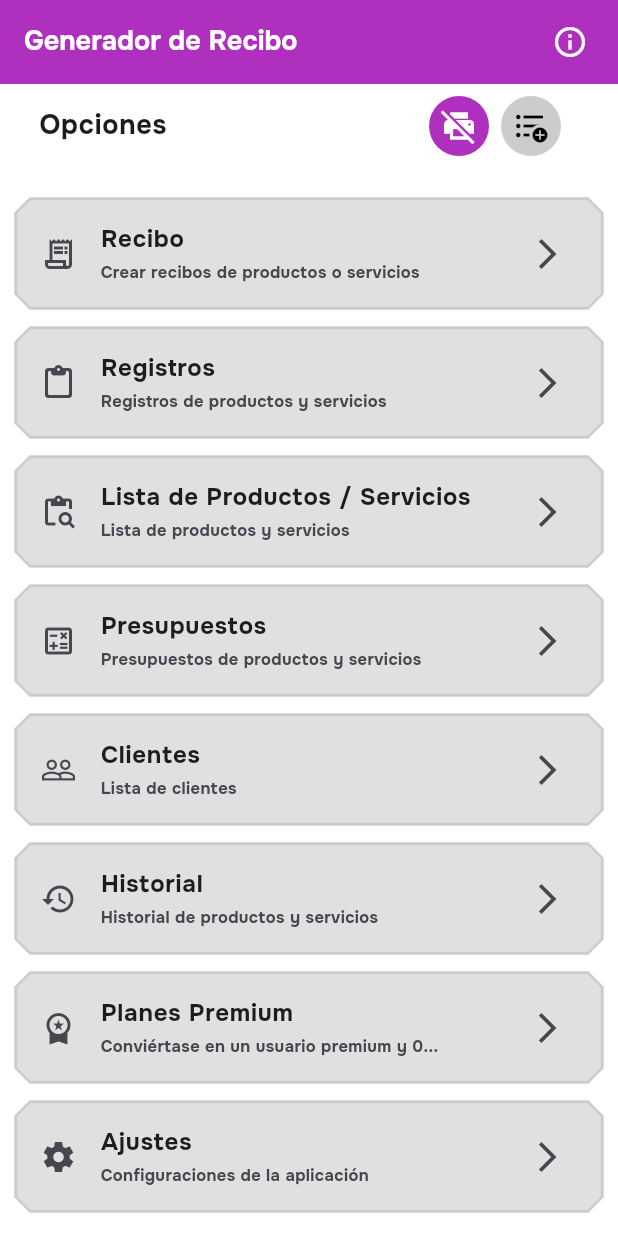
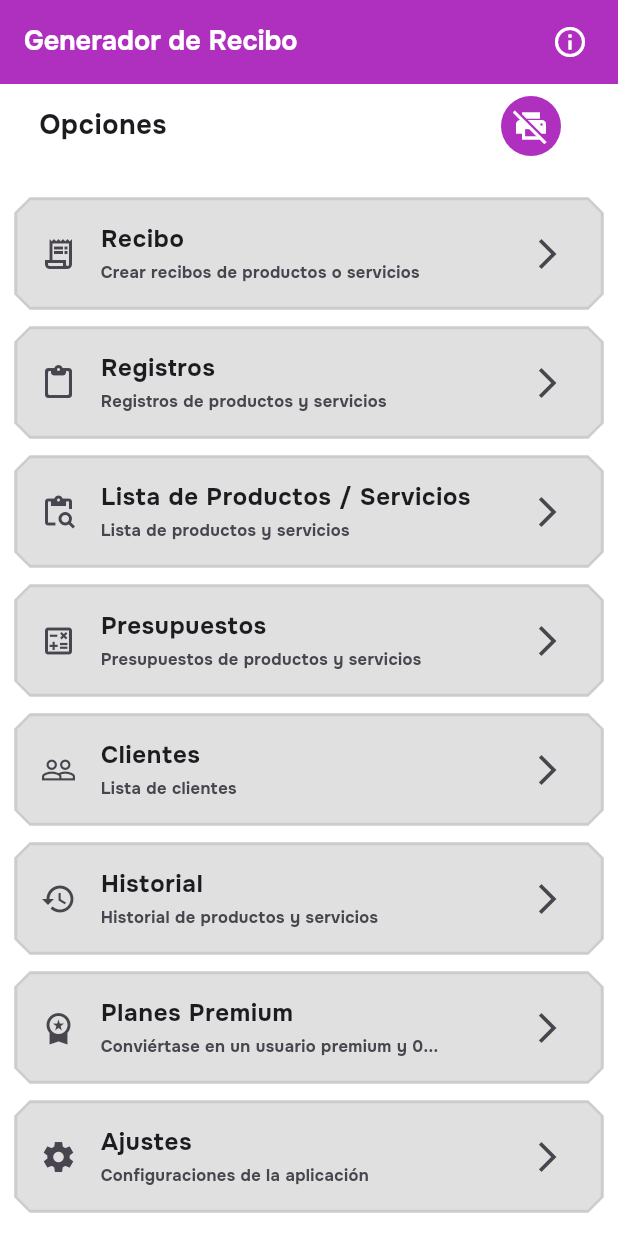
Before and after one commit to HanJian16/Ballots-Template, a Flutter app: the screen it shows after launch, on a phone screen of 412 x 824 dp. Run offline on Flutter 3.47's test engine with Material 3 defaults, Android fonts, the phone set to English and light mode, and no system bars; our stand-ins replace dio, flutter_dotenv, get, get_storage, google_fonts, permission_handler and 2 more; accounts and stored records are empty.

Commit message:
-Eliminar data no utilizada en HomeScreenDataList -Aumentar tamaño de WarningDialog -Comentar parte no utilizada en HeaderHomeScreen -Ajustando paddings a 20

```diff
--- a/frontend/ballots_template_flutter/lib/screens/invoice/invoice_screens.dart
+++ b/frontend/ballots_template_flutter/lib/screens/invoice/invoice_screens.dart
@@ -18,7 +18,7 @@ class InvoiceScreen extends StatelessWidget {
         ),
       ),
       children: Container(
-        padding: const EdgeInsets.all(10),
+        padding: const EdgeInsets.all(20),
         child: Column(
           children: [
             Text(
--- a/frontend/ballots_template_flutter/lib/utils/homescreen_datalist.dart
+++ b/frontend/ballots_template_flutter/lib/utils/homescreen_datalist.dart
@@ -39,24 +39,24 @@ getListTileData() {
         navigateToAnotherScreen(() => Get.toNamed(AppRoutes.invoice), 'Recibo');
       }
     },
-    {
-      'title': 'Recibo del servicio',
-      'subtitle': 'Crear recibo del servicio',
-      'icon': Icons.receipt_rounded,
-      "selected": false,
-      "onTap": () {
-        navigateToAnotherScreen(() {}, 'Recibo del servicio');
-      }
-    },
-    {
-      'title': 'Recibo del producto',
-      'subtitle': 'Crear recibo del producto',
-      'icon': Icons.receipt_rounded,
-      "selected": false,
-      "onTap": () {
-        navigateToAnotherScreen(() {}, 'Recibo del producto');
-      }
-    },
+    // {
+    //   'title': 'Recibo del servicio',
+    //   'subtitle': 'Crear recibo del servicio',
+    //   'icon': Icons.receipt_rounded,
+    //   "selected": false,
+    //   "onTap": () {
+    //     navigateToAnotherScreen(() {}, 'Recibo del servicio');
+    //   }
+    // },
+    // {
+    //   'title': 'Recibo del producto',
+    //   'subtitle': 'Crear recibo del producto',
+    //   'icon': Icons.receipt_rounded,
+    //   "selected": false,
+    //   "onTap": () {
+    //     navigateToAnotherScreen(() {}, 'Recibo del producto');
+    //   }
+    // },
     {
       'title': 'Registros',
       'subtitle': 'Registros de productos y servicios',
@@ -67,51 +67,53 @@ getListTileData() {
             () => Get.toNamed(AppRoutes.registrations), 'Registros');
       }
     },
-    {
-      'title': 'Registro del producto',
-      'subtitle': 'Registrar producto',
-      'icon': Icons.content_paste_go,
-      "selected": false,
-      "onTap": () {
-        navigateToAnotherScreen(() {}, 'Registro del producto');
-      }
-    },
-    {
-      'title': 'Registro de servicio',
-      'subtitle': 'Registrar servicio',
-      'icon': Icons.content_paste_go,
-      "selected": false,
-      "onTap": () {
-        navigateToAnotherScreen(() {}, 'Registro de servicio');
-      }
-    },
+    // {
+    //   'title': 'Registro del producto',
+    //   'subtitle': 'Registrar producto',
+    //   'icon': Icons.content_paste_go,
+    //   "selected": false,
+    //   "onTap": () {
+    //     navigateToAnotherScreen(() {}, 'Registro del producto');
+    //   }
+    // },
+    // {
+    //   'title': 'Registro de servicio',
+    //   'subtitle': 'Registrar servicio',
+    //   'icon': Icons.content_paste_go,
+    //   "selected": false,
+    //   "onTap": () {
+    //     navigateToAnotherScreen(() {}, 'Registro de servicio');
+    //   }
+    // },
     {
       'title': 'Lista de Productos / Servicios',
       'subtitle': 'Lista de productos y servicios',
       'icon': Icons.content_paste_search,
       "selected": true,
       "onTap": () {
-        navigateToAnotherScreen(() {}, 'Lista de Productos / Servicios');
+        navigateToAnotherScreen(() {
+          Get.toNamed(AppRoutes.generalList);
+        }, 'Lista de Productos / Servicios');
       }
     },
-    {
-      'title': 'Lista de Productos',
-      'subtitle': 'Listar todos los productos',
-      'icon': Icons.list,
-      "selected": false,
-      "onTap": () {
-        navigateToAnotherScreen(() {}, 'Lista de Productos');
-      }
-    },
-    {
-      'title': 'Lista de servicios',
-      'subtitle': 'Listar todos los servicios',
-      'icon': Icons.list,
-      "selected": false,
-      "onTap": () {
-        navigateToAnotherScreen(() {}, 'Lista de servicios');
-      }
-    },
+    // {
+    //   'title': 'Lista de Productos',
+    //   'subtitle': 'Listar todos los productos',
+    //   'icon': Icons.list,
+    //   "selected": false,
+    //   "onTap": () {
+    //     navigateToAnotherScreen(() {}, 'Lista de Productos');
+    //   }
+    // },
+    // {
+    //   'title': 'Lista de servicios',
+    //   'subtitle': 'Listar todos los servicios',
+    //   'icon': Icons.list,
+    //   "selected": false,
+    //   "onTap": () {
+    //     navigateToAnotherScreen(() {}, 'Lista de servicios');
+    //   }
+    // },
     {
       'title': 'Presupuestos',
       'subtitle': 'Presupuestos de productos y servicios',
@@ -137,33 +139,33 @@ getListTileData() {
         navigateToAnotherScreen(() {}, 'Historial');
       }
     },
-    {
-      'title': 'Historial de recepción de productos',
-      'subtitle': 'Historial de recepción de productos',
-      'icon': Icons.history,
-      "selected": false,
-      "onTap": () {
-        navigateToAnotherScreen(() {}, 'Historial de recepción de productos');
-      }
-    },
-    {
-      'title': 'Historial de recibos de servicio',
-      'subtitle': 'Historial de recepción de servicios',
-      'icon': Icons.history,
-      "selected": false,
-      "onTap": () {
-        navigateToAnotherScreen(() {}, 'Historial de recibos de servicio');
-      }
-    },
-    {
-      'title': 'Historial de presupuesto',
-      'subtitle': 'Presupuesto de productos o s...',
-      'icon': Icons.history,
-      "selected": false,
-      "onTap": () {
-        navigateToAnotherScreen(() {}, 'Historial de presupuesto');
-      }
-    },
+    // {
+    //   'title': 'Historial de recepción de productos',
+    //   'subtitle': 'Historial de recepción de productos',
+    //   'icon': Icons.history,
+    //   "selected": false,
+    //   "onTap": () {
+    //     navigateToAnotherScreen(() {}, 'Historial de recepción de productos');
+    //   }
+    // },
+    // {
+    //   'title': 'Historial de recibos de servicio',
+    //   'subtitle': 'Historial de recepción de servicios',
+    //   'icon': Icons.history,
+    //   "selected": false,
+    //   "onTap": () {
+    //     navigateToAnotherScreen(() {}, 'Historial de recibos de servicio');
+    //   }
+    // },
+    // {
+    //   'title': 'Historial de presupuesto',
+    //   'subtitle': 'Presupuesto de productos o s...',
+    //   'icon': Icons.history,
+    //   "selected": false,
+    //   "onTap": () {
+    //     navigateToAnotherScreen(() {}, 'Historial de presupuesto');
+    //   }
+    // },
     {
       'title': 'Planes Premium',
       'subtitle': 'Conviértase en un usuario premium y 0...',
--- a/frontend/ballots_template_flutter/lib/utils/invoice_resources/invoice_data.dart
+++ b/frontend/ballots_template_flutter/lib/utils/invoice_resources/invoice_data.dart
@@ -6,7 +6,11 @@ import 'package:get/get.dart';
 class InvoiceResources {
   static List<Map<String, dynamic>> get invoiceIcons {
     return [
-      {'icon': Icons.share, 'onPressed': () {}, 'background': Colors.lightBlue},
+      {
+        'icon': Icons.share,
+        'onPressed': () {},
+        'background': Colors.lightBlue,
+      },
       {
         'icon': Icons.print_disabled,
         'onPressed': () {},
--- a/frontend/ballots_template_flutter/lib/widgets/homeScreen/header_homescreen_body.dart
+++ b/frontend/ballots_template_flutter/lib/widgets/homeScreen/header_homescreen_body.dart
@@ -44,14 +44,14 @@ class HeaderHomeScreenBody extends StatelessWidget {
               color: AppColors.whiteColor,
               onPressed: () {},
             ),
-            CustomButton(
-              icon: Icons.format_list_bulleted_add,
-              backgroundColor: AppColors.buttonColorSecondary,
-              color: AppColors.blackColor,
-              onPressed: () {
-                showBottomSheet(context);
-              },
-            ),
+            // CustomButton(
+            //   icon: Icons.format_list_bulleted_add,
+            //   backgroundColor: AppColors.buttonColorSecondary,
+            //   color: AppColors.blackColor,
+            //   onPressed: () {
+            //     // showBottomSheet(context);
+            //   },
+            // ),
           ],
         ),
       ),
--- a/frontend/ballots_template_flutter/lib/widgets/warning_dialog.dart
+++ b/frontend/ballots_template_flutter/lib/widgets/warning_dialog.dart
@@ -16,7 +16,7 @@ class WarningDialog extends StatelessWidget {
   @override
   Widget build(BuildContext context) {
     return SizedBox(
-      height: 150,
+      height: 160,
       child: Column(
         children: [
           const Icon(
```
